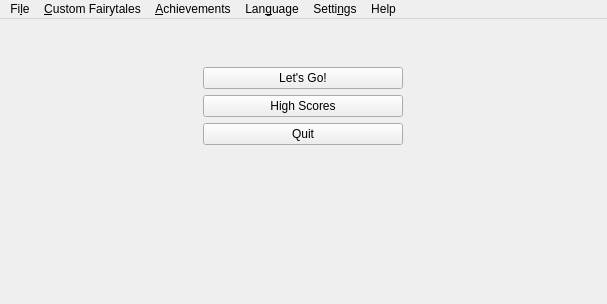
Above: ui/mainwindow.ui from tdauth/gustavsfairyland before the change. Below: the same form after it.
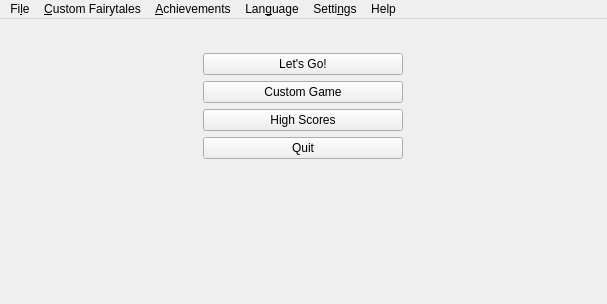
That is the form after the change. Icons and pictures are not drawn.

```diff
--- a/ui/mainwindow.ui
+++ b/ui/mainwindow.ui
@@ -151,7 +151,7 @@
          </property>
         </widget>
        </item>
-       <item row="3" column="0">
+       <item row="4" column="0">
         <widget class="QPushButton" name="quitPushButton">
          <property name="sizePolicy">
           <sizepolicy hsizetype="Fixed" vsizetype="Maximum">
@@ -170,7 +170,7 @@
          </property>
         </widget>
        </item>
-       <item row="4" column="0">
+       <item row="5" column="0">
         <spacer name="verticalSpacer">
          <property name="orientation">
           <enum>Qt::Vertical</enum>
@@ -183,7 +183,7 @@
          </property>
         </spacer>
        </item>
-       <item row="2" column="0">
+       <item row="3" column="0">
         <widget class="QPushButton" name="highScoresPushButton">
          <property name="minimumSize">
           <size>
@@ -196,6 +196,13 @@
          </property>
         </widget>
        </item>
+       <item row="2" column="0">
+        <widget class="QPushButton" name="customGamePushButton">
+         <property name="text">
+          <string>Custom Game</string>
+         </property>
+        </widget>
+       </item>
       </layout>
      </widget>
     </item>
```
